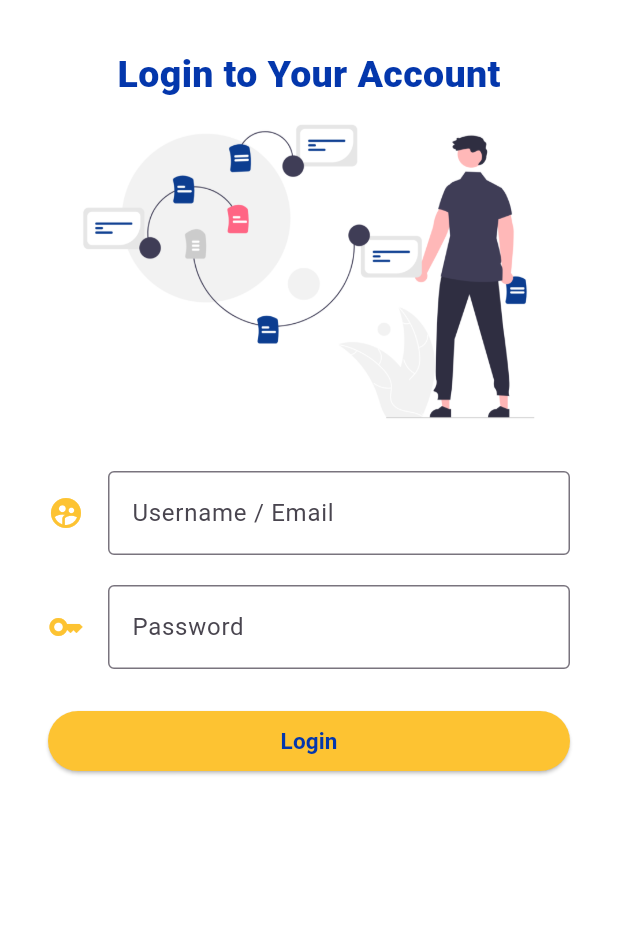
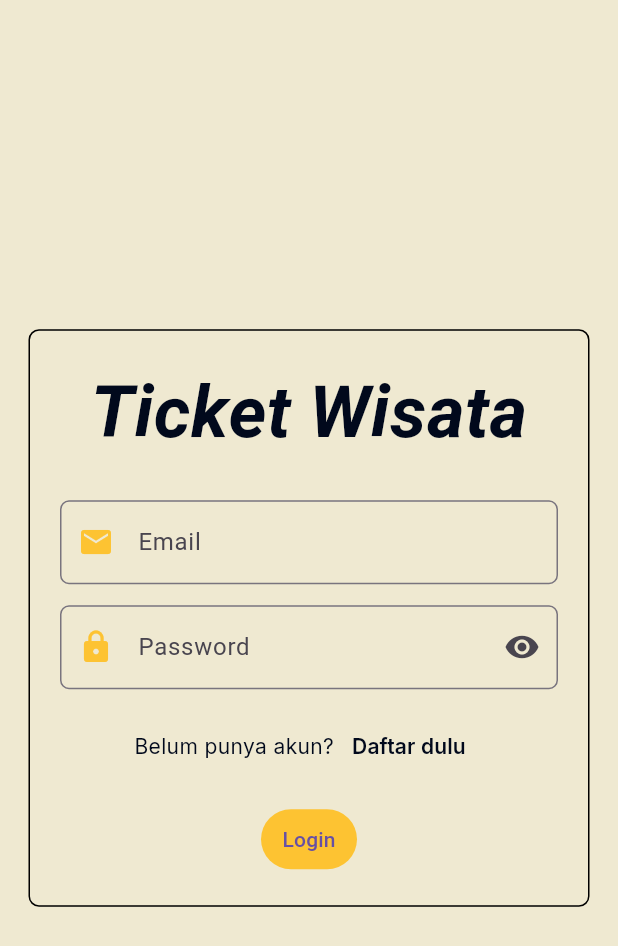
Before and after one commit to ukasyaaah/Flutter-Tiket-Wisata, a Flutter app: the screen it shows after launch, on a phone screen of 412 x 824 dp. Shown: the top 946 px of the screen. Run offline on Flutter 3.47's test engine with Material 3 defaults, Android fonts, the phone set to English and light mode, and no system bars; our stand-ins replace flutter_svg, google_fonts, vector_graphics.

Commit message:
Updated Login Page & New Form Widget

```diff
--- a/lib/constants/color.dart
+++ b/lib/constants/color.dart
@@ -2,6 +2,6 @@ import 'package:flutter/material.dart';
 
 class MyColors {
   static const background = Color(0xFFEFE9D1);
-  static const secondary = Color(0xFF0437AC);
+  static const secondary = Color.fromARGB(255, 1, 9, 28);
   static const ternary = Color(0xFFFDC332);
 }
--- a/lib/pages/login_form.dart
+++ b/lib/pages/login_form.dart
@@ -2,76 +2,135 @@ import 'package:flutter/material.dart';
 import 'package:flutter_svg/flutter_svg.dart';
 import 'package:tiket_wisata/constants/color.dart';
 import 'package:tiket_wisata/gen/assets.gen.dart';
+import 'package:tiket_wisata/widgets/kolom_input.dart';
+import 'package:google_fonts/google_fonts.dart';
 
-class LoginForm extends StatelessWidget {
+class LoginForm extends StatefulWidget {
   const LoginForm({super.key});
+
+  @override
+  State<LoginForm> createState() => _LoginFormState();
+}
+
+class _LoginFormState extends State<LoginForm> {
+  TextEditingController _email = TextEditingController();
+
+  TextEditingController _password = TextEditingController();
+
+  bool isHidden = true;
+
+  @override
+  void initState() {
+    isHidden = true;
+    super.initState();
+  }
+
+  @override
+  void dispose() {
+    _email.dispose();
+    _password.dispose();
+    super.dispose();
+  }
 
   @override
   Widget build(BuildContext context) {
     return Scaffold(
-      backgroundColor: Colors.white,
+      backgroundColor: MyColors.background,
       body: Padding(
-        padding: EdgeInsets.all(20),
+        padding: const EdgeInsets.all(20.0),
+        child: Center(
+          child: Column(
+            mainAxisAlignment: MainAxisAlignment.center,
+            children: [
+              Container(
+                alignment: Alignment.center,
+                width: 400,
+                // height: 500,
+                decoration: BoxDecoration(
+                  // color: Colors.black,
+                  border: Border.all(
+                    color: Colors.black,
+                    width: 1,
+                    style: BorderStyle.solid,
+                    strokeAlign: BorderSide.strokeAlignOutside,
+                  ),
+                  borderRadius: BorderRadius.circular(6),
+                ),
                 child: Padding(
-          padding: const EdgeInsets.all(12.0),
-          child: ListView(
+                  padding: const EdgeInsets.all(20.0),
+                  child: Column(
                     children: [
-              Center(
+                      Text(
+                        'Ticket Wisata',
+                        style: GoogleFonts.instrumentSerif(
+                          fontSize: 48,
+                          fontWeight: FontWeight.bold,
+                          color: MyColors.secondary,
+                          fontStyle: FontStyle.italic,
+                        ),
+                      ),
+                      SizedBox(height: 24),
+                      KolomInput(
+                        isHidding: false,
+                        hintText: 'Email',
+                        prefixIcon: Icons.email,
+                        controller: _email,
+                      ),
+                      SizedBox(height: 14),
+                      KolomInput(
+                        isHidding: isHidden,
+                        hintText: 'Password',
+                        prefixIcon: Icons.lock,
+                        suffixIcon: IconButton(
+                          onPressed: () {
+                            if (isHidden == true) {
+                              isHidden = false;
+                            } else {
+                              isHidden = true;
+                            }
+                            setState(() {});
+                          },
+                          icon: Icon(Icons.remove_red_eye),
+                        ),
+                        controller: _password,
+                      ),
+                      SizedBox(height: 14),
+                      Row(
+                        mainAxisAlignment: MainAxisAlignment.center,
+                        children: [
+                          Text(
+                            "Belum punya akun?",
+                            style: GoogleFonts.inter(
+                              fontSize: 14,
+                              color: MyColors.secondary,
+                            ),
+                          ),
+
+                          TextButton(
+                            style: TextButton.styleFrom(
+                              shape: CircleBorder(eccentricity: 0),
+                            ),
+                            onPressed: () {},
                             child: Text(
-                  'Login to Your Account',
-                  style: TextStyle(
-                    fontWeight: FontWeight.w800,
+                              "Daftar dulu",
+                              style: GoogleFonts.inter(
+                                fontSize: 14,
                                 color: MyColors.secondary,
-                    fontSize: 25,
+                                fontWeight: FontWeight.w600,
                               ),
                             ),
                           ),
-
-              Assets.images.loginPng.image(),
-              SizedBox(height: 20),
-
-              TextField(
-                decoration: InputDecoration(
-
-                  icon: Icon(Icons.supervised_user_circle),
-                  iconColor: MyColors.ternary,
-
-                  labelText: 'Username / Email',
-                  border: OutlineInputBorder(),
-                  focusedBorder: OutlineInputBorder(
-                    borderSide: BorderSide(color: MyColors.secondary),
+                        ],
                       ),
+                      SizedBox(height: 14),
+                      TextButton(
+                        style: TextButton.styleFrom(
+                          backgroundColor: MyColors.ternary,
                         ),
+                        onPressed: () {},
+                        child: Text('Login'),
                       ),
-              SizedBox(height: 20),
-              TextField(
-                obscureText: true,
-                decoration: InputDecoration(
-                  icon: Icon(Icons.key),
-                  iconColor: MyColors.ternary,
-
-                  labelText: 'Password',
-                  border: OutlineInputBorder(),
-                  focusedBorder: OutlineInputBorder(
-                    borderSide: BorderSide(color: MyColors.secondary),
-                  ),
-                ),
-              ),
-              SizedBox(height: 24),
-              ElevatedButton(
-                onPressed: () {
-                  Navigator.of(context).pushNamed('/mainpage');
-                },
-
-                style: ButtonStyle(
-                  backgroundColor: MaterialStateProperty.all(MyColors.ternary),
-                ),
-                child: Text(
-                  'Login',
-                  style: TextStyle(
-                    fontWeight: FontWeight.bold,
-                    fontSize: 15,
-                    color: MyColors.secondary,
+                    ],
                   ),
                 ),
               ),
--- /dev/null
+++ b/lib/widgets/kolom_input.dart
@@ -0,0 +1,43 @@
+import 'package:flutter/material.dart';
+import '../constants/color.dart';
+
+class KolomInput extends StatelessWidget {
+  const KolomInput({
+    super.key,
+    required this.isHidding,
+    required this.hintText,
+    required this.prefixIcon,
+    this.suffixIcon,
+    required this.controller,
+  });
+
+  final bool isHidding;
+  final IconData prefixIcon;
+  final IconButton? suffixIcon;
+  final String hintText;
+  final TextEditingController controller;
+
+  @override
+  Widget build(BuildContext context) {
+    return TextField(
+      controller: controller,
+      textInputAction: TextInputAction.next,
+      obscureText: isHidding,
+      obscuringCharacter: '•',
+
+      decoration: InputDecoration(
+        focusedBorder: OutlineInputBorder(
+          borderSide: BorderSide(color: MyColors.secondary),
+        ),
+        prefixIcon: Icon(prefixIcon),
+        prefixIconColor: MyColors.ternary,
+        suffixIcon: suffixIcon,
+        border: OutlineInputBorder(
+          borderSide: BorderSide(color: MyColors.secondary, width: 1),
+          borderRadius: BorderRadius.circular(6),
+        ),
+        hintText: hintText,
+      ),
+    );
+  }
+}
--- a/pubspec.yaml
+++ b/pubspec.yaml
@@ -37,6 +37,7 @@ dependencies:
   flutter_gen_runner: ^5.9.0
   vector_graphics: ^1.1.18
   flutter_svg: ^2.0.17
+  google_fonts: ^6.2.1
 
 dev_dependencies:
   flutter_test:
```
Also changed, not shown: pubspec.lock, 1 other file. Lines whose indentation alone changed are shown as unchanged.
